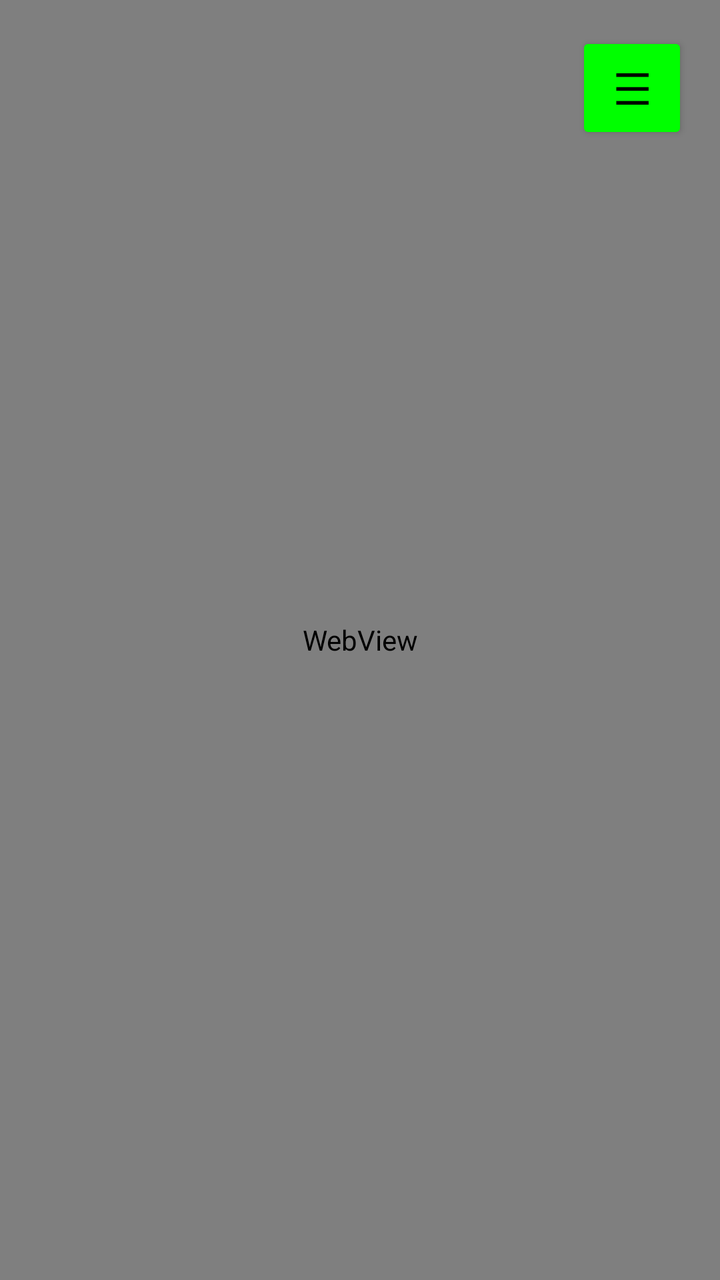
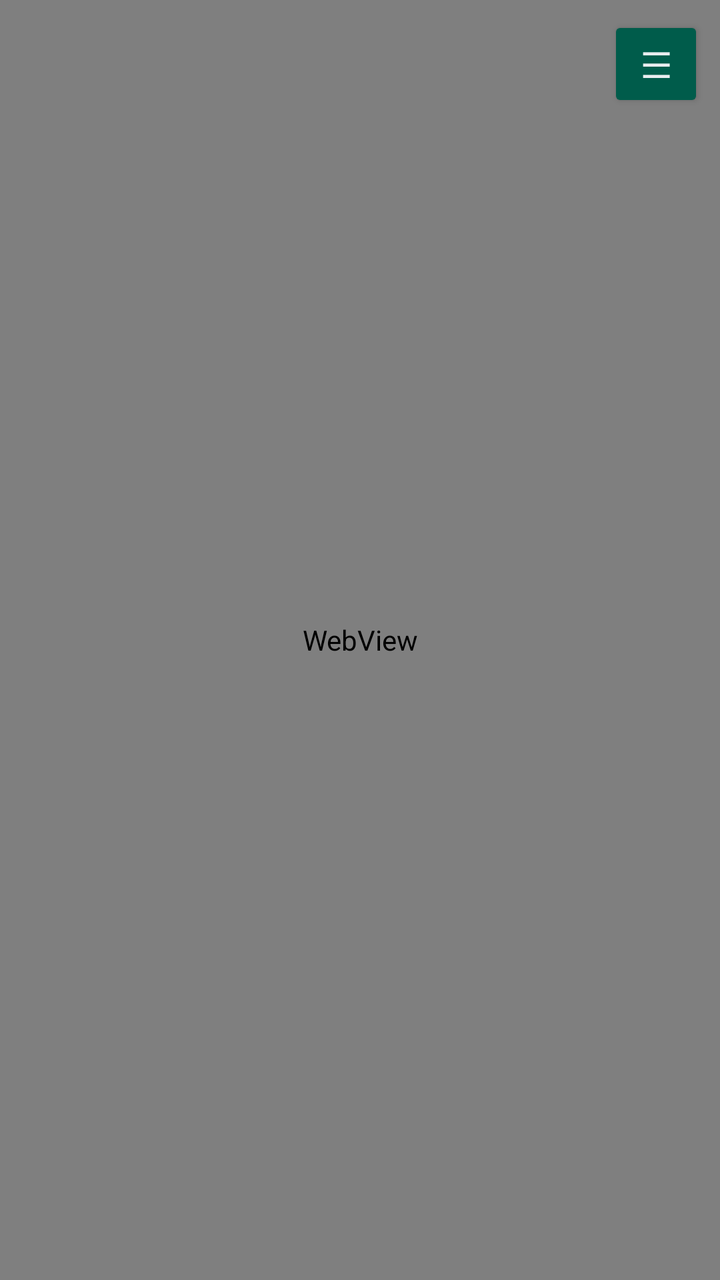

The first picture is an Android layout as it rendered before a commit; the second is the same layout after the commit. The layout source and the unified diff follow.
<!-- AndroidManifest.xml: application theme Theme.AppCompat.Light.NoActionBar -->
<!-- res/layout/activity_main.xml -->
<?xml version="1.0" encoding="utf-8"?>
<FrameLayout xmlns:android="http://schemas.android.com/apk/res/android"
    android:layout_width="match_parent"
    android:layout_height="match_parent">

    
    <WebView
        android:id="@+id/webView"
        android:layout_width="match_parent"
        android:layout_height="match_parent" />

    
    <Button
        android:id="@+id/btnMenu"
        android:layout_width="56dp"
        android:layout_height="56dp"
        android:layout_gravity="top|end"
        android:layout_margin="16dp"
        android:text="☰"
        android:textSize="22sp"
        android:backgroundTint="#00FF00"
        android:textColor="#000000" />

</FrameLayout>
<!-- resources referenced by this layout -->
<resources>

</resources>

<!-- the commit's change to res/layout/activity_main.xml (unified diff, before → after) -->
@@ -1,4 +1,3 @@
-<?xml version="1.0" encoding="utf-8"?>
 <FrameLayout xmlns:android="http://schemas.android.com/apk/res/android"
     android:layout_width="match_parent"
     android:layout_height="match_parent">
@@ -12,13 +11,13 @@
     
     <Button
         android:id="@+id/btnMenu"
-        android:layout_width="56dp"
-        android:layout_height="56dp"
+        android:layout_width="48dp"
+        android:layout_height="48dp"
         android:layout_gravity="top|end"
-        android:layout_margin="16dp"
+        android:layout_margin="8dp"
+        android:backgroundTint="#005c4b"
+        android:textColor="#e9edef"
         android:text="☰"
-        android:textSize="22sp"
-        android:backgroundTint="#00FF00"
-        android:textColor="#000000" />
+        android:textSize="18sp" />
 
 </FrameLayout>
